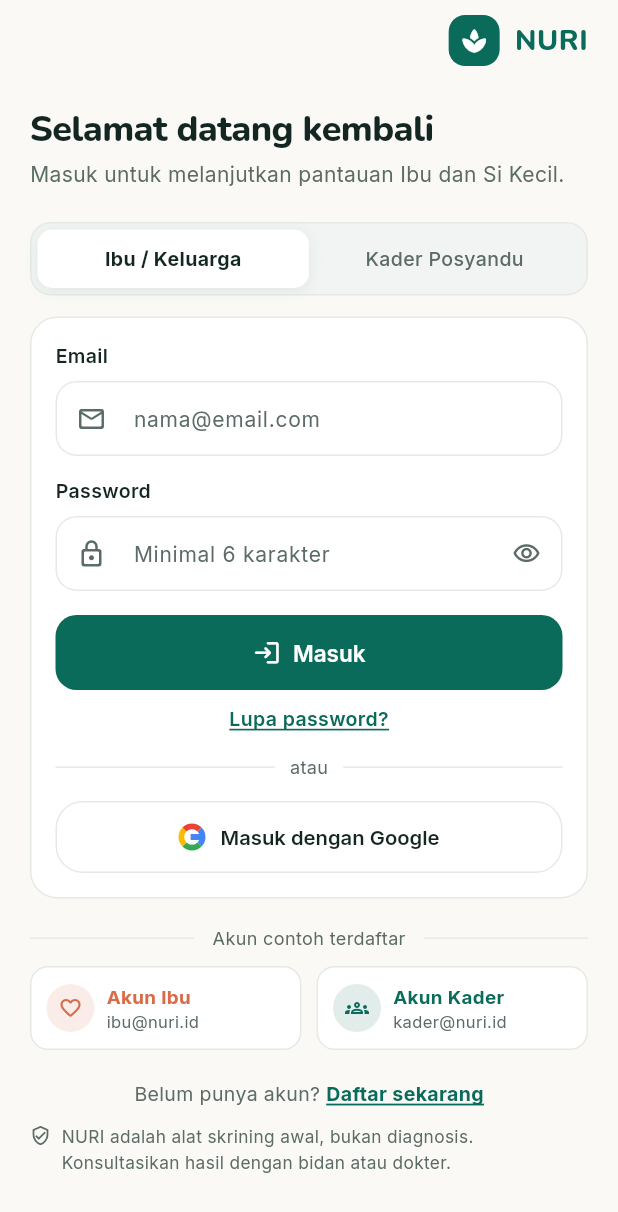
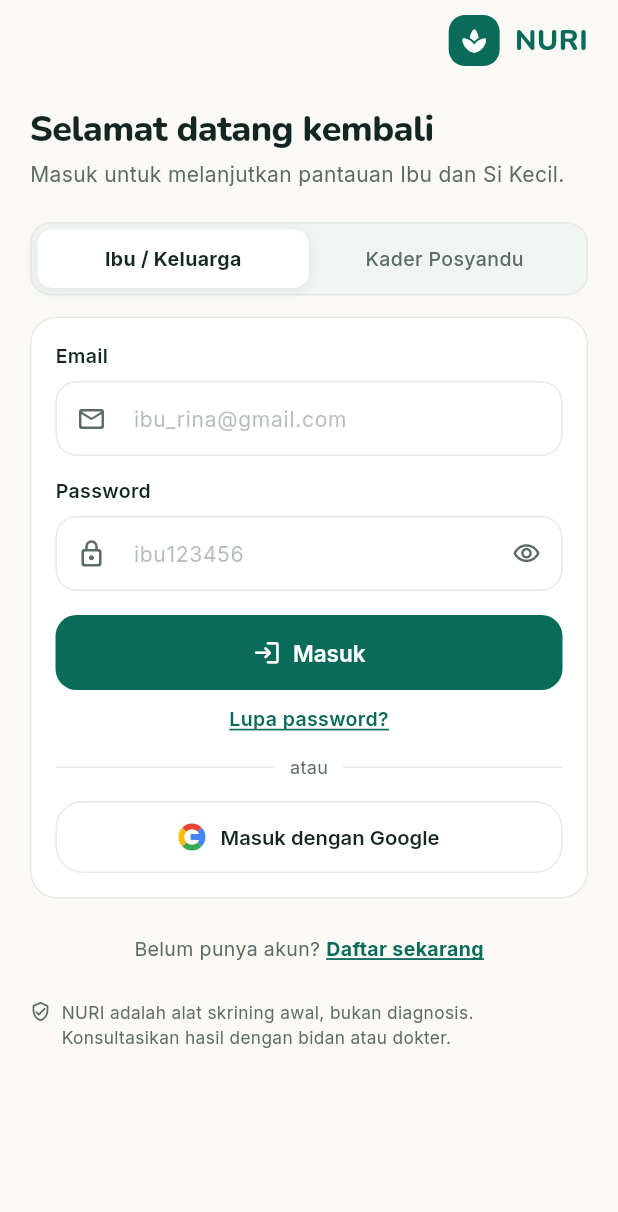
Before and after one commit to Frito-Radestya/NURI_Pemrograman-Mobile, a Flutter app: the LoginScreen screen opened directly, on a phone screen of 412 x 824 dp. Shown: the top 1212 px of the screen. Run offline on Flutter 3.47's test engine with Material 3 defaults, Android fonts, the light colour scheme and no system bars; our stand-ins replace cloud_firestore, firebase_auth, firebase_core, fl_chart, flutter_riverpod, google_sign_in and 3 more; accounts and stored records are empty.

Commit message:
feat: bersihkan akun demo dari UI dan gunakan placeholder transparan
- Hapus tampilan kartu akun demo dari halaman login agar kredensial pengembang tidak terbuka ke pengguna umum.
- Ganti placeholder input email dan password menjadi contoh format yang transparan (ibu_rina@gmail.com / ibu123456 dan kader_nur@gmail.com / kader123456).
- Set opasitas hintStyle menjadi 0.45 di NuriTextField dan AppTheme agar terlihat jelas sebagai contoh pengisian.

```diff
--- a/lib/core/theme/app_theme.dart
+++ b/lib/core/theme/app_theme.dart
@@ -213,7 +213,11 @@ class AppTheme {
           horizontal: 15,
           vertical: 14,
         ),
-        hintStyle: const TextStyle(color: AppColors.muted, fontSize: 14),
+        hintStyle: TextStyle(
+          color: AppColors.muted.withValues(alpha: 0.45),
+          fontSize: 14,
+          fontWeight: FontWeight.w400,
+        ),
         labelStyle: const TextStyle(color: AppColors.muted, fontSize: 13),
         prefixIconColor: AppColors.muted,
         suffixIconColor: AppColors.muted,
--- a/lib/features/auth/onboarding_screens.dart
+++ b/lib/features/auth/onboarding_screens.dart
@@ -124,25 +124,6 @@ class _LoginScreenState extends ConsumerState<LoginScreen> {
       return;
     }
     _finish();
-  }
-
-  void _fillRegisteredDemo(UserRole role) {
-    HapticFeedback.selectionClick();
-    setState(() {
-      _role = role;
-      if (role == UserRole.cadre) {
-        _email.text = 'kader@nuri.id';
-        _password.text = 'nuri123';
-      } else {
-        _email.text = 'ibu@nuri.id';
-        _password.text = 'nuri123';
-      }
-      _error = null;
-    });
-    showNuriSnack(
-      context,
-      'Akun terdaftar ${role == UserRole.cadre ? 'Kader' : 'Ibu'} terisi. Klik Masuk.',
-    );
   }
 
   @override
@@ -200,7 +181,9 @@ class _LoginScreenState extends ConsumerState<LoginScreen> {
                     NuriTextField(
                       label: 'Email',
                       controller: _email,
-                      hint: 'nama@email.com',
+                      hint: _role == UserRole.mother
+                          ? 'ibu_rina@gmail.com'
+                          : 'kader_nur@gmail.com',
                       prefixIcon: Icons.mail_outline_rounded,
                       keyboardType: TextInputType.emailAddress,
                       textInputAction: TextInputAction.next,
@@ -213,7 +196,9 @@ class _LoginScreenState extends ConsumerState<LoginScreen> {
                     NuriTextField(
                       label: 'Password',
                       controller: _password,
-                      hint: 'Minimal 6 karakter',
+                      hint: _role == UserRole.mother
+                          ? 'ibu123456'
+                          : 'kader123456',
                       prefixIcon: Icons.lock_outline_rounded,
                       obscureText: _obscure,
                       textInputAction: TextInputAction.done,
@@ -312,45 +297,7 @@ class _LoginScreenState extends ConsumerState<LoginScreen> {
                   ],
                 ),
               ),
-              const SizedBox(height: 18),
-              const Row(
-                children: [
-                  Expanded(child: Divider()),
-                  Padding(
-                    padding: EdgeInsets.symmetric(horizontal: 12),
-                    child: Text(
-                      'Akun contoh terdaftar',
-                      style: TextStyle(fontSize: 12, color: AppColors.muted),
-                    ),
-                  ),
-                  Expanded(child: Divider()),
-                ],
-              ),
-              const SizedBox(height: 10),
-              Row(
-                children: [
-                  Expanded(
-                    child: _RegisteredAccountCard(
-                      label: 'Akun Ibu',
-                      subtitle: 'ibu@nuri.id',
-                      icon: Icons.favorite_outline_rounded,
-                      color: AppColors.coral,
-                      onTap: () => _fillRegisteredDemo(UserRole.mother),
-                    ),
-                  ),
-                  const SizedBox(width: 10),
-                  Expanded(
-                    child: _RegisteredAccountCard(
-                      label: 'Akun Kader',
-                      subtitle: 'kader@nuri.id',
-                      icon: Icons.groups_outlined,
-                      color: AppColors.primary,
-                      onTap: () => _fillRegisteredDemo(UserRole.cadre),
-                    ),
-                  ),
-                ],
-              ),
-              const SizedBox(height: 20),
+              const SizedBox(height: 24),
               Center(
                 child: Wrap(
                   alignment: WrapAlignment.center,
@@ -380,81 +327,10 @@ class _LoginScreenState extends ConsumerState<LoginScreen> {
                   ],
                 ),
               ),
+              const SizedBox(height: 14),
               const NuriDisclaimer(),
             ],
           ),
-        ),
-      ),
-    );
-  }
-}
-
-class _RegisteredAccountCard extends StatelessWidget {
-  const _RegisteredAccountCard({
-    required this.label,
-    required this.subtitle,
-    required this.icon,
-    required this.color,
-    required this.onTap,
-  });
-
-  final String label;
-  final String subtitle;
-  final IconData icon;
-  final Color color;
-  final VoidCallback onTap;
-
-  @override
-  Widget build(BuildContext context) {
-    return InkWell(
-      onTap: onTap,
-      borderRadius: BorderRadius.circular(12),
-      child: Container(
-        padding: const EdgeInsets.symmetric(horizontal: 10, vertical: 10),
-        decoration: BoxDecoration(
-          color: AppColors.surface,
-          borderRadius: BorderRadius.circular(12),
-          border: Border.all(color: AppColors.line),
-        ),
-        child: Row(
-          children: [
-            Container(
-              width: 32,
-              height: 32,
-              decoration: BoxDecoration(
-                color: color.withValues(alpha: 0.12),
-                shape: BoxShape.circle,
-              ),
-              child: Icon(icon, size: 16, color: color),
-            ),
-            const SizedBox(width: 8),
-            Expanded(
-              child: Column(
-                crossAxisAlignment: CrossAxisAlignment.start,
-                children: [
-                  Text(
-                    label,
-                    maxLines: 1,
-                    overflow: TextOverflow.ellipsis,
-                    style: TextStyle(
-                      fontSize: 12.5,
-                      fontWeight: FontWeight.w700,
-                      color: color,
-                    ),
-                  ),
-                  Text(
-                    subtitle,
-                    maxLines: 1,
-                    overflow: TextOverflow.ellipsis,
-                    style: const TextStyle(
-                      fontSize: 11,
-                      color: AppColors.muted,
-                    ),
-                  ),
-                ],
-              ),
-            ),
-          ],
         ),
       ),
     );
@@ -762,7 +638,9 @@ class _SignupScreenState extends ConsumerState<SignupScreen> {
                     NuriTextField(
                       label: 'Email',
                       controller: _email,
-                      hint: 'nama@email.com',
+                      hint: _role == UserRole.mother
+                          ? 'ibu_rina@gmail.com'
+                          : 'kader_nur@gmail.com',
                       prefixIcon: Icons.mail_outline_rounded,
                       keyboardType: TextInputType.emailAddress,
                       textInputAction: TextInputAction.next,
@@ -772,7 +650,9 @@ class _SignupScreenState extends ConsumerState<SignupScreen> {
                     NuriTextField(
                       label: 'Password',
                       controller: _password,
-                      hint: 'Minimal 6 karakter',
+                      hint: _role == UserRole.mother
+                          ? 'ibu123456'
+                          : 'kader123456',
                       prefixIcon: Icons.lock_outline_rounded,
                       obscureText: _obscure,
                       textInputAction: TextInputAction.next,
@@ -791,7 +671,9 @@ class _SignupScreenState extends ConsumerState<SignupScreen> {
                     NuriTextField(
                       label: 'Ulangi password',
                       controller: _confirm,
-                      hint: 'Ketik ulang password',
+                      hint: _role == UserRole.mother
+                          ? 'ibu123456'
+                          : 'kader123456',
                       prefixIcon: Icons.lock_reset_rounded,
                       obscureText: _obscure,
                       textInputAction: TextInputAction.done,
--- a/lib/shared/ui.dart
+++ b/lib/shared/ui.dart
@@ -156,6 +156,11 @@ class NuriTextField extends StatelessWidget {
           style: const TextStyle(fontSize: 14.5, color: AppColors.text),
           decoration: InputDecoration(
             hintText: hint,
+            hintStyle: TextStyle(
+              color: AppColors.muted.withValues(alpha: 0.45),
+              fontSize: 14,
+              fontWeight: FontWeight.w400,
+            ),
             prefixIcon: prefixIcon == null ? null : Icon(prefixIcon, size: 20),
             suffixIcon: suffixIcon,
           ),
```
